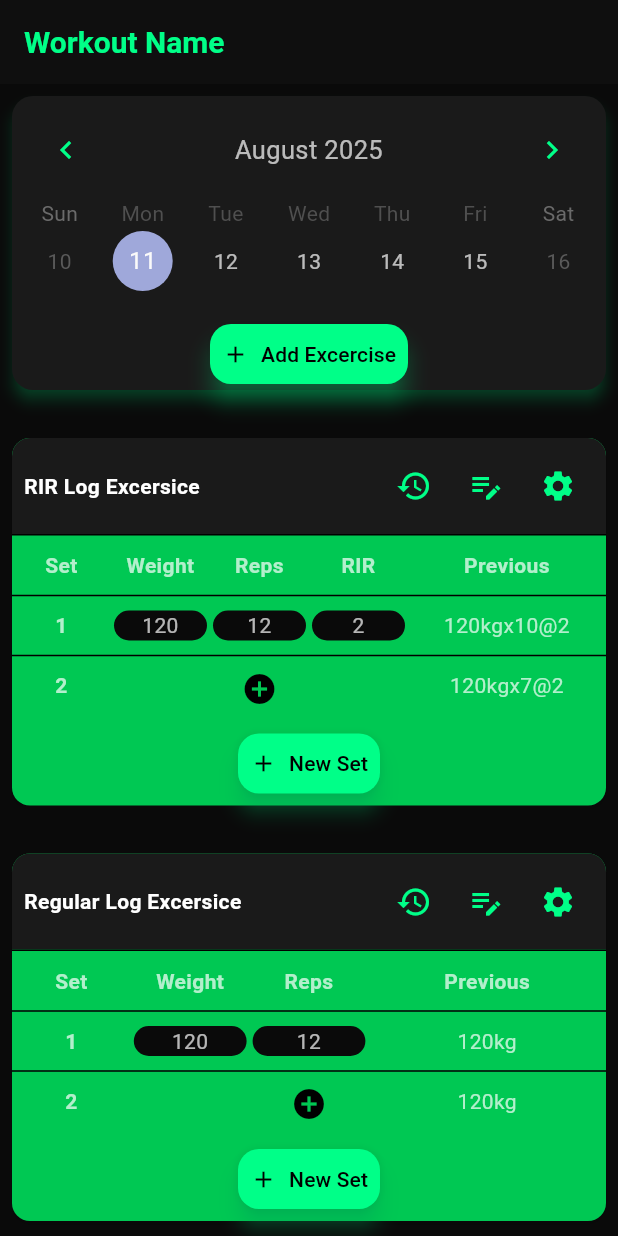
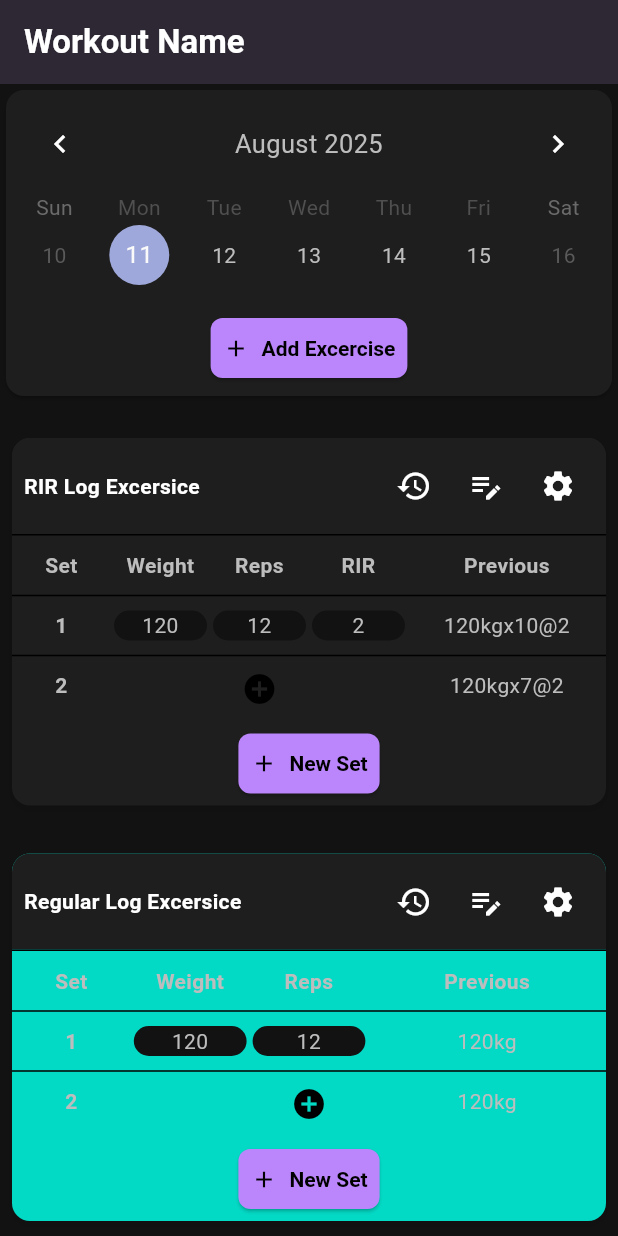
Before and after one commit to diegoZarateFer/gym-tracker-app, a Flutter app: the screen it shows after launch, on a phone screen of 412 x 824 dp. Run offline on Flutter 3.47's test engine with Material 3 defaults, Android fonts, the light colour scheme and no system bars; drawn by our look-alikes of table_calendar.

Commit message:
Trabajando en la mejora del look de la app.

```diff
--- a/lib/main.dart
+++ b/lib/main.dart
@@ -1,74 +1,60 @@
 import 'package:flutter/material.dart';
 import 'package:gym_tracker_ui/screens/register_workout.dart';
 
-final ThemeData greenBlackTheme = ThemeData(
+final ThemeData mainAppTheme = ThemeData(
   brightness: Brightness.dark,
-  scaffoldBackgroundColor: const Color(0xFF0A0A0A), // Negro más profundo
-  primaryColor: const Color(0xFF00FF88), // Verde neón
+  scaffoldBackgroundColor: const Color(0xFF121212),
   colorScheme: const ColorScheme.dark(
-    primary: Color(0xFF00FF88),
-    secondary: Color(0xFF00C853),
-    background: Color(0xFF0A0A0A),
-    surface: Color(0xFF1A1A1A), // Un poco más claro que el fondo
-    onPrimary: Colors.black,
-    onSecondary: Colors.black,
-    onBackground: Colors.white70,
-    onSurface: Colors.white70,
+    primary: Color(0xFFBB86FC),
+    primaryContainer: Color(0xFF3700B3),
+    secondary: Color(0xFF03DAC6),
+    background: Color(0xFF121212),
+    surface: Color(0xFF1E1E1E),
+    error: Color(0xFFCF6679),
+    onPrimary: Color(0xFF000000),
+    onSecondary: Color(0xFF000000),
+    onBackground: Color(0XFFFFFFFF),
+    onSurface: Color(0XFFFFFFFF),
+    onError: Color(0xFF000000),
   ),
   appBarTheme: const AppBarTheme(
-    backgroundColor: Color(0xFF0F0F0F),
-    foregroundColor: Color(0xFF00FF88), // Verde neón para títulos
-    elevation: 0,
-    titleTextStyle: TextStyle(
-      fontSize: 20,
-      fontWeight: FontWeight.bold,
-      color: Color(0xFF00FF88),
-    ),
-    iconTheme: IconThemeData(color: Color(0xFF00FF88)),
-  ),
-  textTheme: const TextTheme(
-    bodyLarge: TextStyle(color: Colors.white),
-    bodyMedium: TextStyle(color: Colors.white70),
-    titleLarge:
-        TextStyle(color: Color(0xFF00FF88), fontWeight: FontWeight.bold),
-    headlineSmall: TextStyle(color: Colors.white, fontWeight: FontWeight.w600),
+    backgroundColor: Color(0xFF1F1F1F),
+    foregroundColor: Colors.white,
+    elevation: 4,
   ),
   elevatedButtonTheme: ElevatedButtonThemeData(
     style: ElevatedButton.styleFrom(
-      backgroundColor: const Color(0xFF00FF88),
+      backgroundColor: const Color(0xFFBB86FC),
       foregroundColor: Colors.black,
-      shape: RoundedRectangleBorder(
-        borderRadius: BorderRadius.circular(14),
-      ),
-      padding: const EdgeInsets.symmetric(horizontal: 24, vertical: 12),
-      shadowColor: const Color(0xFF00FF88),
-      elevation: 6,
+      shape: RoundedRectangleBorder(borderRadius: BorderRadius.circular(8)),
+      padding: const EdgeInsets.symmetric(vertical: 14, horizontal: 24),
+      textStyle: const TextStyle(fontWeight: FontWeight.bold),
     ),
   ),
-  cardTheme: CardTheme(
-    color: const Color(0xFF1A1A1A),
-    shape: RoundedRectangleBorder(
-      borderRadius: BorderRadius.circular(14),
+  textButtonTheme: TextButtonThemeData(
+    style: TextButton.styleFrom(
+      foregroundColor: const Color(0xFF03DAC6),
+      textStyle: const TextStyle(fontWeight: FontWeight.w600),
     ),
-    elevation: 4,
-    margin: const EdgeInsets.all(8),
-    shadowColor: const Color(0xFF00FF88).withOpacity(0.5),
   ),
-  inputDecorationTheme: InputDecorationTheme(
-    filled: true,
-    fillColor: const Color(0xFF1A1A1A),
-    focusedBorder: OutlineInputBorder(
-      borderSide: const BorderSide(color: Color(0xFF00FF88), width: 2),
-      borderRadius: BorderRadius.circular(12),
-    ),
-    enabledBorder: OutlineInputBorder(
-      borderSide: const BorderSide(color: Colors.white24),
-      borderRadius: BorderRadius.circular(12),
-    ),
-    hintStyle: const TextStyle(color: Colors.white54),
-    labelStyle: const TextStyle(color: Color(0xFF00FF88)),
+  sliderTheme: SliderThemeData(
+    activeTrackColor: const Color(0xFFBB86FC),
+    inactiveTrackColor: Colors.grey[700],
+    thumbColor: const Color(0xFFBB86FC),
+    overlayColor: const Color(0x332B86FC),
   ),
-  iconTheme: const IconThemeData(color: Color(0xFF00FF88)),
+  iconTheme: const IconThemeData(color: Colors.white),
+  cardColor: const Color(0xFF1E1E1E),
+  dividerColor: Colors.grey[700],
+  splashColor: const Color(0x33BB86FC),
+  highlightColor: const Color(0x22BB86FC),
+  textTheme: TextTheme(
+    headline6:
+        const TextStyle(color: Colors.white, fontWeight: FontWeight.bold),
+    bodyText1: TextStyle(color: Colors.grey[300]),
+    bodyText2: TextStyle(color: Colors.grey[400]),
+    button: const TextStyle(color: Colors.black),
+  ),
 );
 
 void main() {
@@ -82,7 +68,7 @@ class MyApp extends StatelessWidget {
   Widget build(BuildContext context) {
     return MaterialApp(
       title: 'Flutter Demo',
-      theme: greenBlackTheme,
+      theme: mainAppTheme,
       home: const RegisterWorkout(),
     );
   }
--- a/lib/screens/register_workout.dart
+++ b/lib/screens/register_workout.dart
@@ -36,9 +36,7 @@ class RegisterWorkout extends StatelessWidget {
                       titleCentered: true,
                     ),
                   ),
-                  const SizedBox(
-                    height: 16,
-                  ),
+                  const SizedBox(height: 16),
                   ElevatedButton.icon(
                     onPressed: () {},
                     icon: const Icon(Icons.add),
@@ -53,6 +51,7 @@ class RegisterWorkout extends StatelessWidget {
                       tapTargetSize: MaterialTapTargetSize.shrinkWrap,
                     ),
                   ),
+                  const SizedBox(height: 8),
                 ],
               ),
             ),
--- a/lib/screens/widgets/rir_set_container.dart
+++ b/lib/screens/widgets/rir_set_container.dart
@@ -17,7 +17,7 @@ class RIRSetContainer extends StatelessWidget {
       padding: const EdgeInsets.all(8.0),
       child: Container(
         decoration: BoxDecoration(
-          color: Theme.of(context).colorScheme.secondaryContainer,
+          color: Theme.of(context).colorScheme.surface,
           borderRadius: BorderRadius.circular(12),
           boxShadow: const [
             BoxShadow(
```
